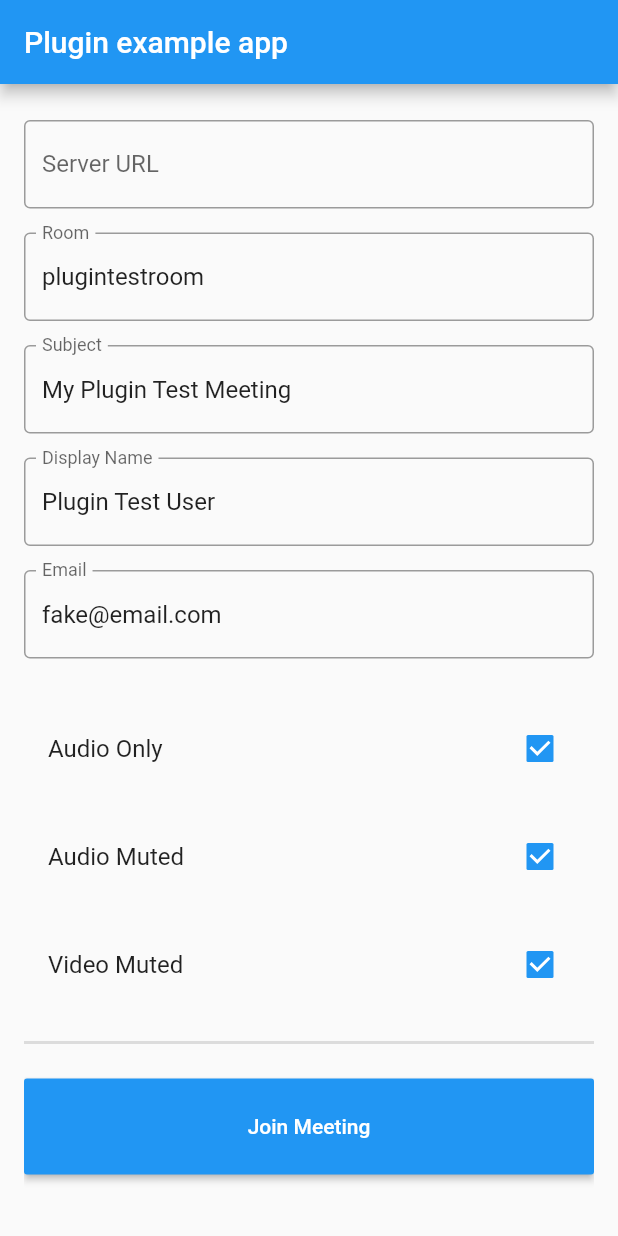
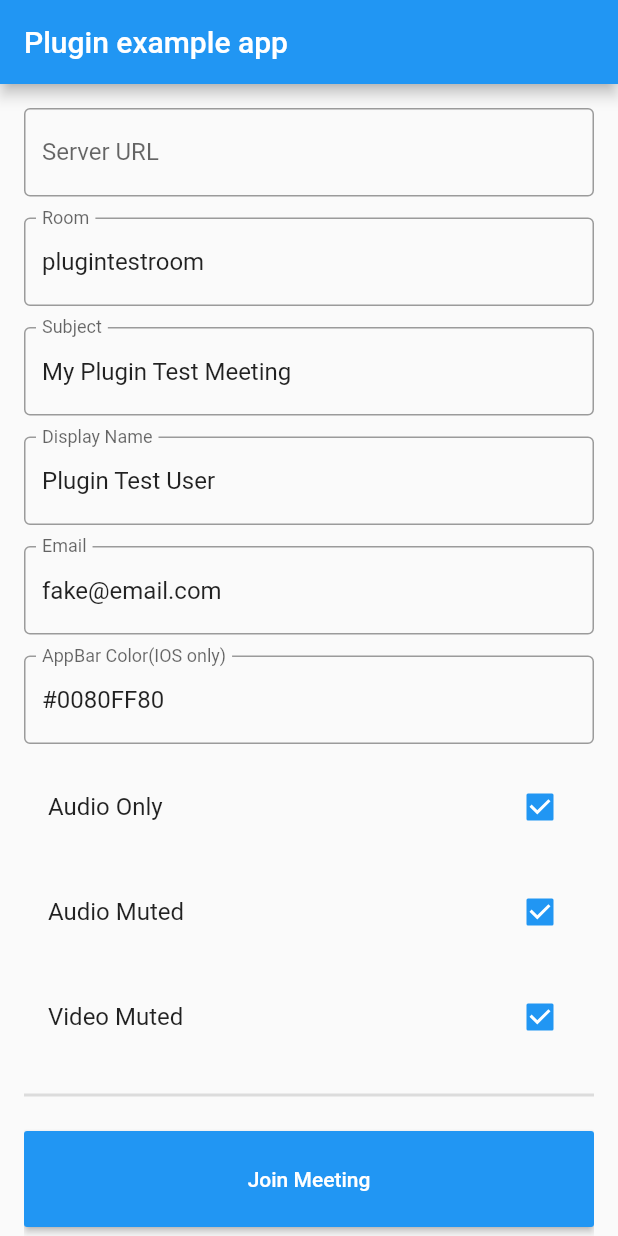
Before and after one commit to gunschu/jitsi_meet, a Flutter app: the screen it shows after launch, after a tap on "Join Meeting", on a phone screen of 412 x 824 dp. Run offline on Flutter 3.47's test engine with Material 2 defaults, Android fonts, the phone set to English and light mode, and no system bars; statements that could not run were skipped.

Commit message:
Federation plugin restructure for web

```diff
--- a/example/lib/main.dart
+++ b/example/lib/main.dart
@@ -1,26 +1,34 @@
 import 'dart:io';
 
 import 'package:flutter/cupertino.dart';
+import 'package:flutter/foundation.dart';
 import 'package:flutter/material.dart';
-import 'package:jitsi_meet/feature_flag/feature_flag.dart';
 import 'package:jitsi_meet/jitsi_meet.dart';
-import 'package:jitsi_meet/jitsi_meeting_listener.dart';
 import 'package:jitsi_meet/room_name_constraint.dart';
 import 'package:jitsi_meet/room_name_constraint_type.dart';
 
 void main() => runApp(MyApp());
 
-class MyApp extends StatefulWidget {
+class MyApp extends StatelessWidget {
   @override
-  _MyAppState createState() => _MyAppState();
+  Widget build(BuildContext context) {
+    return MaterialApp(debugShowCheckedModeBanner: false, home: Meeting());
+  }
 }
 
-class _MyAppState extends State<MyApp> {
+class Meeting extends StatefulWidget {
+  @override
+  _MeetingState createState() => _MeetingState();
+}
+
+class _MeetingState extends State<Meeting> {
   final serverText = TextEditingController();
   final roomText = TextEditingController(text: "plugintestroom");
   final subjectText = TextEditingController(text: "My Plugin Test Meeting");
   final nameText = TextEditingController(text: "Plugin Test User");
   final emailText = TextEditingController(text: "fake@email.com");
+  final iosAppBarRGBAColor =
+      TextEditingController(text: "#0080FF80"); //transparent blue
   var isAudioOnly = true;
   var isAudioMuted = true;
   var isVideoMuted = true;
@@ -32,8 +40,6 @@ class _MyAppState extends State<MyApp> {
         onConferenceWillJoin: _onConferenceWillJoin,
         onConferenceJoined: _onConferenceJoined,
         onConferenceTerminated: _onConferenceTerminated,
-        onPictureInPictureWillEnter: _onPictureInPictureWillEnter,
-        onPictureInPictureTerminated: _onPictureInPictureTerminated,
         onError: _onError));
   }
 
@@ -45,6 +51,7 @@ class _MyAppState extends State<MyApp> {
 
   @override
   Widget build(BuildContext context) {
+    double width = MediaQuery.of(context).size.width;
     return MaterialApp(
       home: Scaffold(
         appBar: AppBar(
@@ -54,11 +61,46 @@ class _MyAppState extends State<MyApp> {
           padding: const EdgeInsets.symmetric(
             horizontal: 16.0,
           ),
-          child: SingleChildScrollView(
+          child: kIsWeb
+              ? Row(
+                  mainAxisAlignment: MainAxisAlignment.spaceBetween,
+                  children: [
+                    Container(
+                      width: width * 0.30,
+                      child: meetConfig(),
+                    ),
+                    Container(
+                        width: width * 0.60,
+                        child: Padding(
+                          padding: const EdgeInsets.all(8.0),
+                          child: Card(
+                              color: Colors.white54,
+                              child: SizedBox(
+                                width: width * 0.60 * 0.70,
+                                height: width * 0.60 * 0.70,
+                                child: JitsiMeetConferencing(
+                                  extraJS: [
+                                    // extraJs setup example
+                                    '<script>function echo(){console.log("echo!!!")};</script>',
+                                    '<script src="https://code.jquery.com/jquery-3.5.1.slim.js" integrity="sha256-DrT5NfxfbHvMHux31Lkhxg42LY6of8TaYyK50jnxRnM=" crossorigin="anonymous"></script>'
+                                  ],
+                                ),
+                              )),
+                        ))
+                  ],
+                )
+              : meetConfig(),
+        ),
+      ),
+    );
+  }
+
+  Widget meetConfig() {
+    return SingleChildScrollView(
       child: Column(
         children: <Widget>[
           SizedBox(
-                  height: 24.0,
+            height: 16.0,
           ),
           TextField(
             controller: serverText,
@@ -68,7 +110,7 @@ class _MyAppState extends State<MyApp> {
                 hintText: "Hint: Leave empty for meet.jitsi.si"),
           ),
           SizedBox(
-                  height: 16.0,
+            height: 14.0,
           ),
           TextField(
             controller: roomText,
@@ -78,7 +120,7 @@ class _MyAppState extends State<MyApp> {
             ),
           ),
           SizedBox(
-                  height: 16.0,
+            height: 14.0,
           ),
           TextField(
             controller: subjectText,
@@ -88,7 +130,7 @@ class _MyAppState extends State<MyApp> {
             ),
           ),
           SizedBox(
-                  height: 16.0,
+            height: 14.0,
           ),
           TextField(
             controller: nameText,
@@ -98,7 +140,7 @@ class _MyAppState extends State<MyApp> {
             ),
           ),
           SizedBox(
-                  height: 16.0,
+            height: 14.0,
           ),
           TextField(
             controller: emailText,
@@ -108,10 +150,17 @@ class _MyAppState extends State<MyApp> {
             ),
           ),
           SizedBox(
-                  height: 16.0,
+            height: 14.0,
+          ),
+          TextField(
+            controller: iosAppBarRGBAColor,
+            decoration: InputDecoration(
+                border: OutlineInputBorder(),
+                labelText: "AppBar Color(IOS only)",
+                hintText: "Hint: This HAS to be in HEX RGBA format"),
           ),
           SizedBox(
-                  height: 16.0,
+            height: 14.0,
           ),
           CheckboxListTile(
             title: Text("Audio Only"),
@@ -119,7 +168,7 @@ class _MyAppState extends State<MyApp> {
             onChanged: _onAudioOnlyChanged,
           ),
           SizedBox(
-                  height: 16.0,
+            height: 14.0,
           ),
           CheckboxListTile(
             title: Text("Audio Muted"),
@@ -127,7 +176,7 @@ class _MyAppState extends State<MyApp> {
             onChanged: _onAudioMutedChanged,
           ),
           SizedBox(
-                  height: 16.0,
+            height: 14.0,
           ),
           CheckboxListTile(
             title: Text("Video Muted"),
@@ -157,9 +206,6 @@ class _MyAppState extends State<MyApp> {
           ),
         ],
       ),
-          ),
-        ),
-      ),
     );
   }
 
@@ -185,24 +231,22 @@ class _MyAppState extends State<MyApp> {
     String serverUrl =
         serverText.text?.trim()?.isEmpty ?? "" ? null : serverText.text;
 
-    try {
     // Enable or disable any feature flag here
     // If feature flag are not provided, default values will be used
     // Full list of feature flags (and defaults) available in the README
-      FeatureFlag featureFlag = FeatureFlag();
-      featureFlag.welcomePageEnabled = false;
+    Map<FeatureFlagEnum, bool> featureFlags = {
+      FeatureFlagEnum.WELCOME_PAGE_ENABLED: false,
+    };
+    if (!kIsWeb) {
       // Here is an example, disabling features for each platform
       if (Platform.isAndroid) {
         // Disable ConnectionService usage on Android to avoid issues (see README)
-        featureFlag.callIntegrationEnabled = false;
+        featureFlags[FeatureFlagEnum.CALL_INTEGRATION_ENABLED] = false;
       } else if (Platform.isIOS) {
         // Disable PIP on iOS as it looks weird
-        featureFlag.pipEnabled = false;
+        featureFlags[FeatureFlagEnum.PIP_ENABLED] = false;
       }
-
-      //uncomment to modify video resolution
-      //featureFlag.resolution = FeatureFlagVideoResolution.MD_RESOLUTION;
-
+    }
     // Define meetings options here
     var options = JitsiMeetingOptions()
       ..room = roomText.text
@@ -210,32 +254,44 @@ class _MyAppState extends State<MyApp> {
       ..subject = subjectText.text
       ..userDisplayName = nameText.text
       ..userEmail = emailText.text
+      ..iosAppBarRGBAColor = iosAppBarRGBAColor.text
       ..audioOnly = isAudioOnly
       ..audioMuted = isAudioMuted
       ..videoMuted = isVideoMuted
-        ..featureFlag = featureFlag;
+      ..featureFlags.addAll(featureFlags)
+      ..webOptions = {
+        "roomName": roomText.text,
+        "width": "100%",
+        "height": "100%",
+        "enableWelcomePage": false,
+        "chromeExtensionBanner": null,
+        // "interfaceConfigOverwrite": {
+        //   "DEFAULT_BACKGROUND": '#000000',
+        // },
+        "userInfo": {"displayName": nameText.text}
+      };
 
     debugPrint("JitsiMeetingOptions: $options");
     await JitsiMeet.joinMeeting(
       options,
-        listener: JitsiMeetingListener(onConferenceWillJoin: ({message}) {
+      listener: JitsiMeetingListener(
+          onConferenceWillJoin: ({message}) {
             debugPrint("${options.room} will join with message: $message");
-        }, onConferenceJoined: ({message}) {
+          },
+          onConferenceJoined: ({message}) {
             debugPrint("${options.room} joined with message: $message");
-        }, onConferenceTerminated: ({message}) {
+          },
+          onConferenceTerminated: ({message}) {
             debugPrint("${options.room} terminated with message: $message");
-        }, onPictureInPictureWillEnter: ({message}) {
-          debugPrint("${options.room} entered PIP mode with message: $message");
-        }, onPictureInPictureTerminated: ({message}) {
-          debugPrint("${options.room} exited PIP mode with message: $message");
+          },
+          genericListeners: [
+            JitsiGenericListener(
+                eventName: 'readyToClose',
+                callback: (dynamic message) {
+                  debugPrint("readyToClose callback");
                 }),
-        // by default, plugin default constraints are used
-        //roomNameConstraints: new Map(), // to disable all constraints
-        //roomNameConstraints: customContraints, // to use your own constraint(s)
+          ]),
     );
-    } catch (error) {
-      debugPrint("error: $error");
-    }
   }
 
   static final Map<RoomNameConstraintType, RoomNameConstraint>
@@ -262,14 +318,6 @@ class _MyAppState extends State<MyApp> {
     debugPrint("_onConferenceTerminated broadcasted with message: $message");
   }
 
-  void _onPictureInPictureWillEnter({message}) {
-    debugPrint("_onPictureInPictureWillEnter broadcasted with message: $message");
-  }
-
-  void _onPictureInPictureTerminated({message}) {
-    debugPrint("_onPictureInPictureTerminated broadcasted with message: $message");
-  }
-
   _onError(error) {
     debugPrint("_onError broadcasted: $error");
   }
```
Also changed, not shown: example/pubspec.lock, 5 other files. Lines whose indentation alone changed are shown as unchanged.
